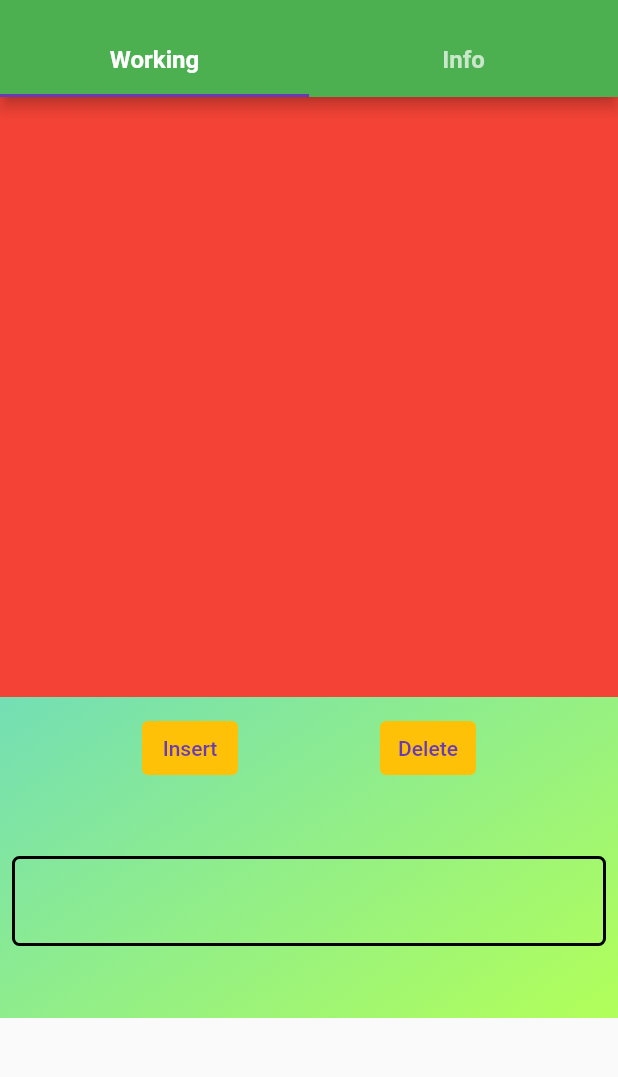
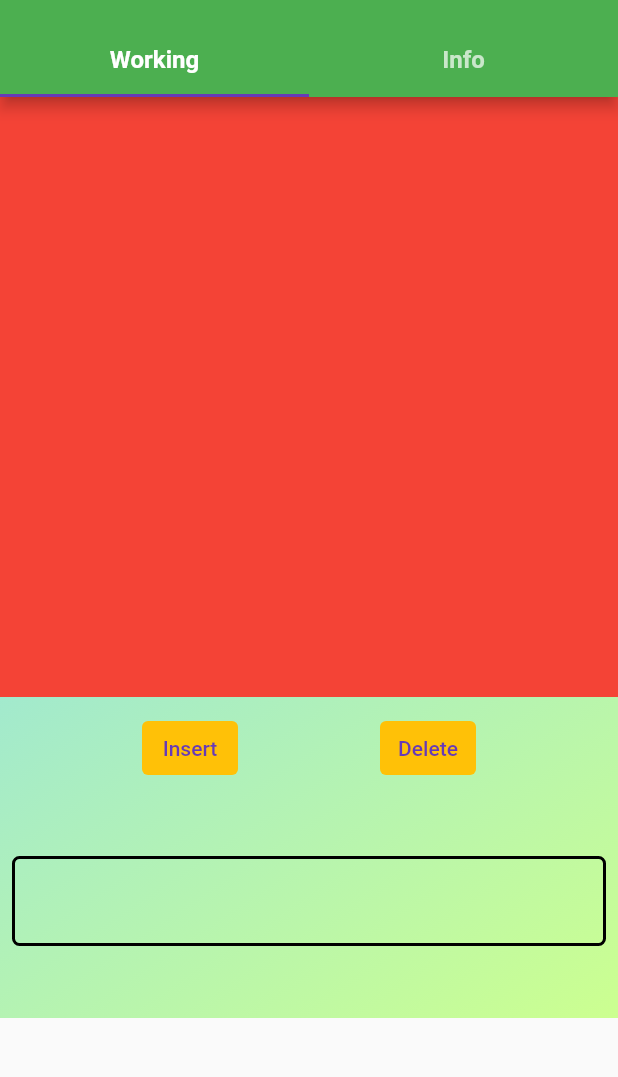
Before and after one commit to Monster-18/data_structures, a Flutter app: the BSTDS screen opened by its route, on a phone screen of 412 x 824 dp, the part 59-1136 px from its top. Run offline on Flutter 3.47's test engine with Material 2 defaults, Android fonts, the phone set to English and light mode, and no system bars; missing offline and left inert: zoom_widget.

Commit message:
Completed BST Implementation.

```diff
--- a/lib/data_structures/bst.dart
+++ b/lib/data_structures/bst.dart
@@ -3,6 +3,8 @@ import 'package:flutter/material.dart';
 import 'package:data_structures/implementation/bst_implementation.dart';
 import 'package:data_structures/info/bst_info.dart';
 import 'package:data_structures/operations/bst_operations.dart';
+
+import 'package:data_structures/helper/functions.dart';
 
 class BSTDS extends StatefulWidget {
   @override
@@ -23,32 +25,7 @@ class _BSTDSState extends State<BSTDS> {
     return DefaultTabController(
         length: 2,
         child: Scaffold(
-          appBar: AppBar(
-            title: Text('Binary Search Tree'),
-            centerTitle: true,
-            bottom: TabBar(
-              tabs: [
-                Tab(
-                  child: Text(
-                    'Working',
-                    style: TextStyle(
-                        fontWeight: FontWeight.bold,
-                        fontSize: 16.0
-                    ),
-                  ),
-                ),
-                Tab(
-                  child: Text(
-                    'Info',
-                    style: TextStyle(
-                        fontWeight: FontWeight.bold,
-                        fontSize: 16.0
-                    ),
-                  ),
-                ),
-              ],
-            ),
-          ),
+          appBar: appBar('Binary Search Tree'),
           body: TabBarView(
             children: [
               BSTImplementation(
--- a/lib/helper/functions.dart
+++ b/lib/helper/functions.dart
@@ -51,7 +51,7 @@ AppBar appBar(String title){
 //Binary Tree
 
 //Node of a tree
-Widget node(String text){
+Widget node(String text, bool isRoot){
   return Center(
     child: Padding(
       padding: const EdgeInsets.all(8.0),
@@ -59,7 +59,7 @@ Widget node(String text){
         width: 100,
         height: 100,
         decoration: BoxDecoration(
-          color: Colors.blue,
+          color: (isRoot)? Colors.teal: Colors.blue,
           borderRadius: BorderRadius.circular(50),
         ),
         child: Center(
@@ -152,7 +152,7 @@ List<Widget> tree(BSTOperations bstOperations){
       Row(
         mainAxisAlignment: MainAxisAlignment.center,
         children: [
-          node('${root.data}')
+          node('${root.data}', true)
         ],
       )
   );
@@ -283,7 +283,7 @@ List<Widget> tree(BSTOperations bstOperations){
         list.add(
             Expanded(
               flex: 1,
-              child: node('${ele.data}'),
+              child: node('${ele.data}', false),
             )
         );
       }
--- a/lib/implementation/bst_implementation.dart
+++ b/lib/implementation/bst_implementation.dart
@@ -96,16 +96,7 @@ class _BSTImplementationState extends State<BSTImplementation> {
   Widget build(BuildContext context) {
     return SingleChildScrollView(
       child: Container(
-        decoration: BoxDecoration(
-            gradient: LinearGradient(
-              begin: Alignment.topLeft,
-              end: Alignment.bottomRight,
-              colors: [
-                Colors.lightBlueAccent,
-                Colors.lightGreenAccent
-              ],
-            )
-        ),
+        decoration: boxDecoration(),
         child: Column(
           mainAxisAlignment: MainAxisAlignment.spaceEvenly,
           children: [
```
Also changed, not shown: lib/info/bst_info.dart (+58 -1 lines), lib/operations/bst_operations.dart (+48 -48 lines).
